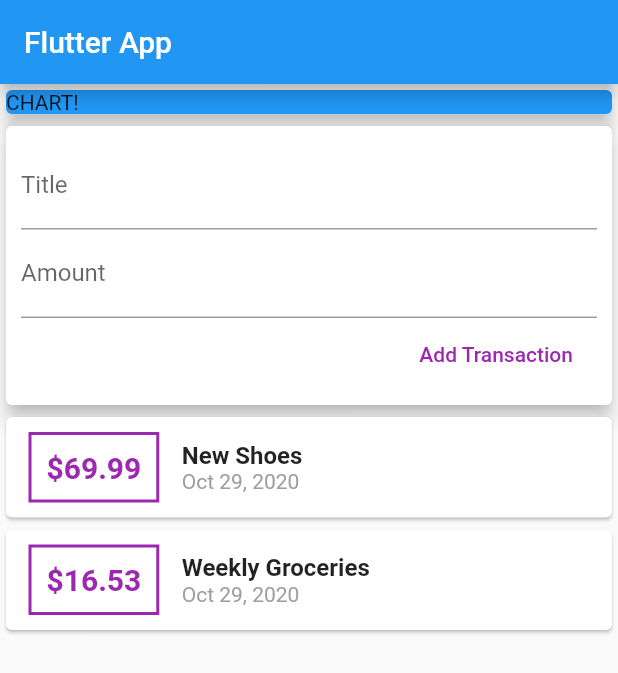
After one commit to antoniofern/expenses-planner, a Flutter app: the screen it shows after launch, after a tap on "Add Transaction", on a phone screen of 412 x 824 dp. The commit adds this screen. Shown: the top 673 px of the screen. Run offline on Flutter 3.47's test engine with Material 2 defaults, Android fonts, the phone set to English and light mode, and no system bars.

Commit message:
:recycle: refactoring

```diff
--- /dev/null
+++ b/lib/widgets/new_transaction.dart
@@ -0,0 +1,46 @@
+import 'package:flutter/material.dart';
+
+class NewTransaction extends StatelessWidget {
+  final Function addTransaction;
+  final titleController = TextEditingController();
+  final amountController = TextEditingController();
+
+  NewTransaction(this.addTransaction);
+
+  @override
+  Widget build(BuildContext context) {
+    return Card(
+      elevation: 5,
+      child: Container(
+        padding: EdgeInsets.all(10),
+        child: Column(
+          crossAxisAlignment: CrossAxisAlignment.end,
+          children: [
+            TextField(
+              decoration: InputDecoration(labelText: 'Title'),
+              controller: titleController,
+              // onChanged: (value) {
+              //   titleInput = value;
+              // },
+            ),
+            TextField(
+              decoration: InputDecoration(labelText: 'Amount'),
+              controller: amountController,
+              // onChanged: (value) => amountInput = value,
+            ),
+            FlatButton(
+              child: Text('Add Transaction'),
+              textColor: Colors.purple,
+              onPressed: () {
+                addTransaction(
+                  titleController.text,
+                  double.parse(amountController.text),
+                );
+              },
+            ),
+          ],
+        ),
+      ),
+    );
+  }
+}
--- /dev/null
+++ b/lib/widgets/transaction_list.dart
@@ -0,0 +1,68 @@
+import 'package:flutter/material.dart';
+import 'package:intl/intl.dart';
+
+import '../models/transaction.dart';
+
+class TransactionList extends StatelessWidget {
+  final List<Transaction> transactions;
+
+  TransactionList(this.transactions);
+
+  @override
+  Widget build(BuildContext context) {
+    return Container(
+      height: 300,
+      child: SingleChildScrollView(
+        child: Column(
+          children: transactions.map((transaction) {
+            return Card(
+              child: Row(
+                children: [
+                  Container(
+                    margin: EdgeInsets.symmetric(
+                      vertical: 10,
+                      horizontal: 15,
+                    ),
+                    decoration: BoxDecoration(
+                      border: Border.all(
+                        color: Colors.purple,
+                        width: 2,
+                      ),
+                    ),
+                    padding: EdgeInsets.all(10),
+                    child: Text(
+                      '\$${transaction.amount}',
+                      style: TextStyle(
+                        fontWeight: FontWeight.bold,
+                        fontSize: 20,
+                        color: Colors.purple,
+                      ),
+                    ),
+                  ),
+                  Column(
+                    crossAxisAlignment: CrossAxisAlignment.start,
+                    children: [
+                      Text(
+                        transaction.title,
+                        style: TextStyle(
+                          fontSize: 16,
+                          fontWeight: FontWeight.bold,
+                        ),
+                      ),
+                      Text(
+                        DateFormat.yMMMd().format(transaction.date),
+                        style: TextStyle(
+                          color: Colors.grey,
+                        ),
+                      ),
+                    ],
+                  ),
+                ],
+              ),
+            );
+          }).toList(),
+        ),
+      ),
+    );
+  }
+}
--- /dev/null
+++ b/lib/widgets/user_transactions.dart
@@ -0,0 +1,50 @@
+import 'package:flutter/material.dart';
+
+import './new_transaction.dart';
+import './transaction_list.dart';
+import '../models/transaction.dart';
+
+class UserTransactions extends StatefulWidget {
+  @override
+  _UserTransactionsState createState() => _UserTransactionsState();
+}
+
+class _UserTransactionsState extends State<UserTransactions> {
+  final List<Transaction> _userTransactions = [
+    Transaction(
+      id: 't1',
+      title: 'New Shoes',
+      amount: 69.99,
+      date: DateTime.now(),
+    ),
+    Transaction(
+      id: 't2',
+      title: 'Weekly Groceries',
+      amount: 16.53,
+      date: DateTime.now(),
+    ),
+  ];
+
+  void _addNewTransaction(String txTitle, double txAmount) {
+    final newTx = Transaction(
+      title: txTitle,
+      amount: txAmount,
+      date: DateTime.now(),
+      id: DateTime.now().toString(),
+    );
+
+    setState(() {
+      _userTransactions.add(newTx);
+    });
+  }
+
+  @override
+  Widget build(BuildContext context) {
+    return Column(
+      children: [
+        NewTransaction(_addNewTransaction),
+        TransactionList(_userTransactions),
+      ],
+    );
+  }
+}
```
Also changed, not shown: lib/main.dart (+5 -99 lines), lib/models/transaction.dart (renamed from lib/transaction.dart).
